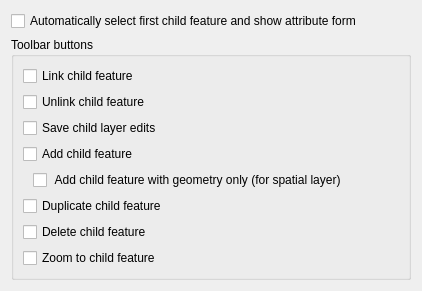
qgis/QGIS, file src/ui/qgsrelationeditorconfigwidgetbase.ui: the form before one commit.
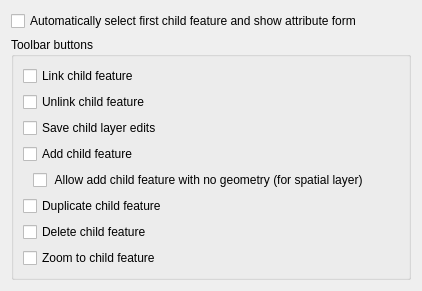
The form after the commit.

Commit message: Better config name

The edit to the form file:
```diff
--- a/src/ui/qgsrelationeditorconfigwidgetbase.ui
+++ b/src/ui/qgsrelationeditorconfigwidgetbase.ui
@@ -88,7 +88,7 @@
            <string>&lt;html&gt;&lt;head/&gt;&lt;body&gt;&lt;p&gt;If checked it is not possible to add a feature whitout geometry to a spatial layer. Otherwise two &amp;quot;Add child feature&amp;quot; buttons are showed with and without geometry.&lt;/p&gt;&lt;/body&gt;&lt;/html&gt;</string>
           </property>
           <property name="text">
-           <string> Add child feature with geometry only (for spatial layer)</string>
+           <string> Allow add child feature with no geometry (for spatial layer)</string>
           </property>
          </widget>
         </item>
```
Left out of the diff: 2 changed lines with no effect on the pictures. The commit also changes 2 other files.
